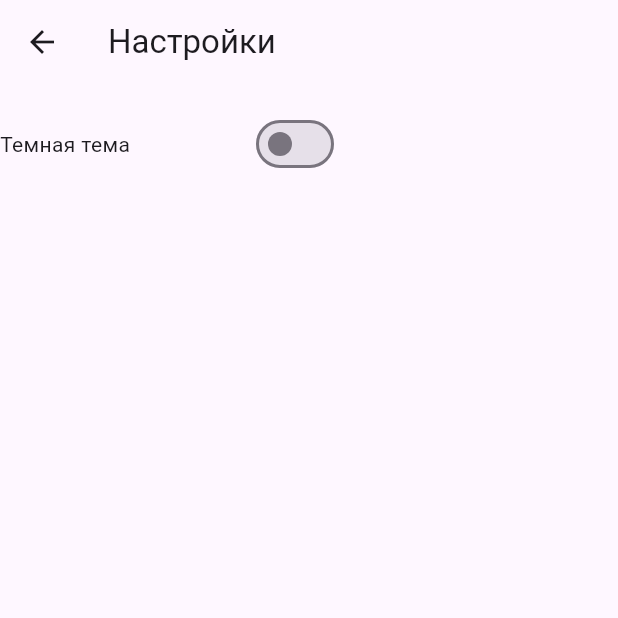
After one commit to erkinbaev/TodoList01F, a Flutter app: the screen it shows after launch, after a tap on the "settings" icon, on a phone screen of 412 x 824 dp, the top half of it. The commit adds this screen. Run offline on Flutter 3.47's test engine with Material 3 defaults, Android fonts, the phone set to English and light mode, and no system bars; our stand-ins replace drift, flutter_bloc, shared_preferences; accounts and stored records are empty; generated files the repository leaves out were written again.

Commit message:
add sharedpreferences and setup dark theme

```diff
--- a/lib/home/home_page.dart
+++ b/lib/home/home_page.dart
@@ -4,14 +4,16 @@ import 'package:todo_app_01f/details/detail_page.dart';
 import 'package:todo_app_01f/home/home_state.dart';
 import 'package:todo_app_01f/home/home_view_model.dart';
 import 'package:todo_app_01f/main.dart';
+import 'package:todo_app_01f/settings/settings_page.dart';
 import 'package:todo_app_01f/todo_repository.dart';
 import 'package:flutter_bloc/flutter_bloc.dart';
+import 'package:shared_preferences/shared_preferences.dart';
 
 class MyHomePage extends StatefulWidget {
-  const MyHomePage({super.key, required this.title});
+final bool isDarkTheme;
+  final ValueChanged<bool> onThemeChanged;
 
-
-  final String title;
+  const MyHomePage({super.key, required this.isDarkTheme, required this.onThemeChanged});
 
   @override
   State<MyHomePage> createState() => _MyHomePageState();
@@ -19,6 +21,9 @@ class MyHomePage extends StatefulWidget {
 
 class _MyHomePageState extends State<MyHomePage> {
   late final HomeCubit cubit;
+  late SharedPreferences prefs;
+
+
 
   @override
   void initState() {
@@ -28,6 +33,23 @@ class _MyHomePageState extends State<MyHomePage> {
   //  final repo = TodoRepositoryImpl(db);
     final vm = HomeViewModel(repo: repository);
     cubit = HomeCubit(vm: vm)..init();
+    loadValue();
+  }
+
+  Future<void> loadValue() async {
+    prefs = await SharedPreferences.getInstance();
+
+    print(prefs.getBool('isDarkTheme'));
+    print(prefs.getInt('progress'));
+    print(prefs.getString('username'));
+  }
+
+  Future<void> setValues() async {
+    prefs = await SharedPreferences.getInstance();
+
+    prefs.setBool('isDarkTheme', false);
+    prefs.setInt('progress', 60);
+    prefs.setString('username', 'Nursultan');
   }
 
   @override
@@ -55,6 +77,15 @@ Widget build(BuildContext context) {
          appBar: AppBar(
            backgroundColor: Theme.of(context).colorScheme.inversePrimary,
            title: const Text("Todo List"),
+           actions: [
+            IconButton(onPressed: () {
+              Navigator.push(context, MaterialPageRoute(builder: (_)  => SettingsPage(
+                isDarkTheme: widget.isDarkTheme,
+                onThemeChanged: widget.onThemeChanged,
+              )));
+            },
+            icon: Icon(Icons.settings))
+           ],
          ),
          body: ListView.builder(
            itemCount: state.items.length,
@@ -80,6 +111,7 @@ Widget build(BuildContext context) {
          ),
          floatingActionButton: FloatingActionButton(
            onPressed: () => context.read<HomeCubit>().addTest(),
+        //  onPressed: () => setValues(),
            child: const Icon(Icons.add),
          ),
        );
--- a/lib/main.dart
+++ b/lib/main.dart
@@ -1,30 +1,55 @@
 import 'package:flutter/material.dart';
 import 'package:todo_app_01f/database/app_database.dart';
 import 'package:todo_app_01f/home/home_page.dart';
+import 'package:todo_app_01f/services/app_preferences.dart';
 import 'package:todo_app_01f/todo_repository.dart';
 
 late final AppDatabase database;
 late final TodoRepository repository;
+late final AppPreferences preferences;
 void main() async {
   WidgetsFlutterBinding.ensureInitialized();
 
   database = AppDatabase();
   repository = TodoRepositoryImpl(database);
+  preferences = AppPreferences.instance;
+  await preferences.init();
 
   runApp(MyApp());
 }
 
-class MyApp extends StatelessWidget {
+class MyApp extends StatefulWidget {
   const MyApp({super.key});
+
+  @override
+  State<StatefulWidget> createState() => _MyApp();
+}
+
+class _MyApp extends State<MyApp> {
+  late bool isDarkTheme;
+
+@override
+  void initState() {
+    // TODO: implement initState
+    super.initState();
+    isDarkTheme = preferences.isDarkTheme;
+  }
+
+  void changeTheme(bool value) {
+    setState(() {
+      isDarkTheme = value;
+    });
+    preferences.setDarkTheme(value);
+  }
 
   @override
   Widget build(BuildContext context) {
     return MaterialApp(
       title: 'Flutter Demo',
-      theme: ThemeData(
-        colorScheme: .fromSeed(seedColor: Colors.deepPurple),
-      ),
-      home: const MyHomePage(title: 'Flutter Demo Home Page'),
+      theme:ThemeData.light(),
+      darkTheme: ThemeData.dark(),
+      themeMode: isDarkTheme ? ThemeMode.dark : ThemeMode.light,
+      home:  MyHomePage(isDarkTheme: isDarkTheme, onThemeChanged: changeTheme),
     );
   }
 }
--- /dev/null
+++ b/lib/settings/settings_page.dart
@@ -0,0 +1,48 @@
+import 'package:flutter/material.dart';
+
+class SettingsPage extends StatefulWidget{
+  final bool isDarkTheme;
+  final ValueChanged<bool> onThemeChanged;
+
+  const SettingsPage({super.key, required this.isDarkTheme, required this.onThemeChanged});
+
+  @override
+  State<StatefulWidget> createState() => _SettingsPage();
+ }
+
+ class _SettingsPage extends State<SettingsPage> {
+  late bool value;
+
+  @override
+  void initState() {
+    // TODO: implement initState
+    super.initState();
+    value = widget.isDarkTheme;
+  }
+
+  @override
+  Widget build(BuildContext context) {
+    return Scaffold(
+      appBar: AppBar(
+        title: Text('Настройки'),
+      ),
+      body: Column(
+        children: [
+          Row(
+            children: [
+              Text("Темная тема"),
+              Padding(padding: EdgeInsets.all(40)),
+              Switch(
+                value: value,
+                onChanged: (v) {
+                  setState(() => value = v);
+                  widget.onThemeChanged(v);
+                }
+                )
+            ],
+          )
+        ],
+      ),
+    );
+  }
+ }
--- a/pubspec.yaml
+++ b/pubspec.yaml
@@ -37,6 +37,7 @@ dependencies:
   drift: ^2.30.1
   drift_flutter: ^0.2.8
   path_provider: ^2.1.5
+  shared_preferences: ^2.5.4
 
 dev_dependencies:
   flutter_test:
```
Also changed, not shown: lib/services/app_preferences.dart (added, +20 -0 lines), pubspec.lock, 2 other files.
